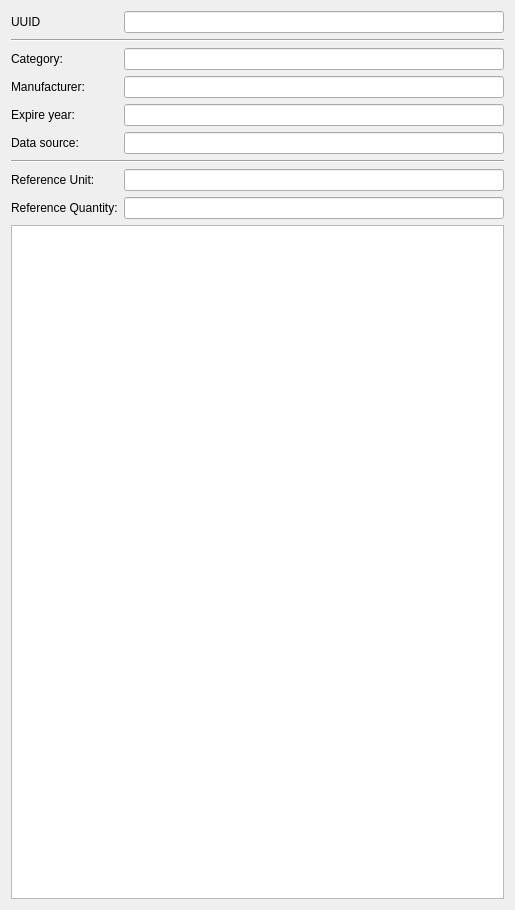
Above: SIM-VICUS/src/SVDBEpdEditWidget.ui from ghorwin/SIM-VICUS before the change. Below: the same form after it.
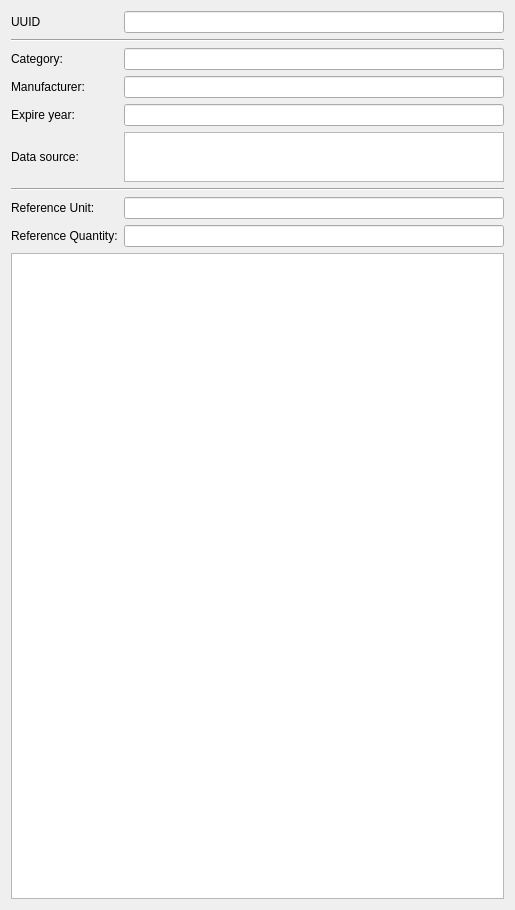
That is the form after the change. Custom widgets are drawn as their Qt base class.

Commit message: Edited epd widget

```diff
--- a/SIM-VICUS/src/SVDBEpdEditWidget.ui
+++ b/SIM-VICUS/src/SVDBEpdEditWidget.ui
@@ -25,94 +25,101 @@
   <property name="windowTitle">
    <string>Construction editor</string>
   </property>
-  <layout class="QGridLayout" name="gridLayout" rowstretch="0,0,0,0,0,0,0,0,0,0,0">
-   <item row="2" column="1">
+  <layout class="QGridLayout" name="gridLayout" rowstretch="0,0,0,0,0,0,0,0,0,0,0,0,0">
+   <item row="2" column="2">
     <widget class="QtExt::LanguageStringEditWidget1" name="lineEditCategory"/>
    </item>
-   <item row="7" column="0">
-    <widget class="QLabel" name="labelRefUnit">
-     <property name="text">
-      <string>Reference Unit:</string>
-     </property>
-    </widget>
-   </item>
-   <item row="10" column="0" colspan="2">
-    <widget class="QTableWidget" name="tableWidgetEpdData"/>
-   </item>
-   <item row="3" column="0">
-    <widget class="QLabel" name="labelManufacturer">
-     <property name="text">
-      <string>Manufacturer:</string>
-     </property>
-    </widget>
-   </item>
-   <item row="5" column="1">
-    <widget class="QLineEdit" name="lineEditDataSource"/>
-   </item>
-   <item row="6" column="0" colspan="2">
-    <widget class="Line" name="line">
-     <property name="orientation">
-      <enum>Qt::Horizontal</enum>
-     </property>
-    </widget>
-   </item>
-   <item row="3" column="1">
+   <item row="3" column="2">
     <widget class="QLineEdit" name="lineEditManufacturer"/>
    </item>
-   <item row="8" column="0">
-    <widget class="QLabel" name="labelRefQuantity">
-     <property name="text">
-      <string>Reference Quantity:</string>
-     </property>
-    </widget>
-   </item>
-   <item row="4" column="1">
+   <item row="4" column="2">
     <widget class="QLineEdit" name="lineEditExpireYear"/>
    </item>
-   <item row="1" column="0" colspan="2">
+   <item row="1" column="1" colspan="2">
     <widget class="Line" name="line_2">
      <property name="orientation">
       <enum>Qt::Horizontal</enum>
      </property>
     </widget>
    </item>
-   <item row="4" column="0">
+   <item row="9" column="2">
+    <widget class="QLineEdit" name="lineEditRefUnit"/>
+   </item>
+   <item row="2" column="1">
+    <widget class="QLabel" name="labelCategory">
+     <property name="text">
+      <string>Category:</string>
+     </property>
+    </widget>
+   </item>
+   <item row="7" column="1" colspan="2">
+    <widget class="Line" name="line">
+     <property name="orientation">
+      <enum>Qt::Horizontal</enum>
+     </property>
+    </widget>
+   </item>
+   <item row="0" column="1">
+    <widget class="QLabel" name="labelUUID">
+     <property name="text">
+      <string>UUID</string>
+     </property>
+    </widget>
+   </item>
+   <item row="4" column="1">
     <widget class="QLabel" name="labelExpireYear">
      <property name="text">
       <string>Expire year:</string>
      </property>
     </widget>
    </item>
-   <item row="8" column="1">
+   <item row="12" column="1" colspan="2">
+    <widget class="QTableWidget" name="tableWidgetEpdData"/>
+   </item>
+   <item row="3" column="1">
+    <widget class="QLabel" name="labelManufacturer">
+     <property name="text">
+      <string>Manufacturer:</string>
+     </property>
+    </widget>
+   </item>
+   <item row="9" column="1">
+    <widget class="QLabel" name="labelRefUnit">
+     <property name="text">
+      <string>Reference Unit:</string>
+     </property>
+    </widget>
+   </item>
+   <item row="10" column="2">
     <widget class="QLineEdit" name="lineEditRefQuantity"/>
    </item>
-   <item row="0" column="1">
+   <item row="0" column="2">
     <widget class="QLineEdit" name="lineEditUUID"/>
    </item>
-   <item row="7" column="1">
-    <widget class="QLineEdit" name="lineEditRefUnit"/>
-   </item>
-   <item row="2" column="0">
-    <widget class="QLabel" name="labelCategory">
+   <item row="10" column="1">
+    <widget class="QLabel" name="labelRefQuantity">
      <property name="text">
-      <string>Category:</string>
+      <string>Reference Quantity:</string>
      </property>
     </widget>
    </item>
-   <item row="5" column="0">
+   <item row="5" column="2" rowspan="2">
+    <widget class="QTextBrowser" name="textBrowser">
+     <property name="maximumSize">
+      <size>
+       <width>16777215</width>
+       <height>50</height>
+      </size>
+     </property>
+    </widget>
+   </item>
+   <item row="5" column="1" rowspan="2">
     <widget class="QLabel" name="label_2">
      <property name="text">
       <string>Data source:</string>
      </property>
     </widget>
    </item>
-   <item row="0" column="0">
-    <widget class="QLabel" name="labelUUID">
-     <property name="text">
-      <string>UUID</string>
-     </property>
-    </widget>
-   </item>
   </layout>
  </widget>
  <customwidgets>
```
